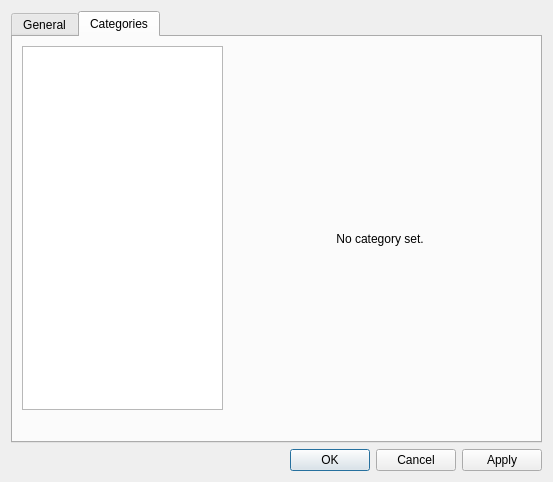
Qt form src/main/python/genial/ui/propertiesview.ui (adamscott/genial) before a commit.
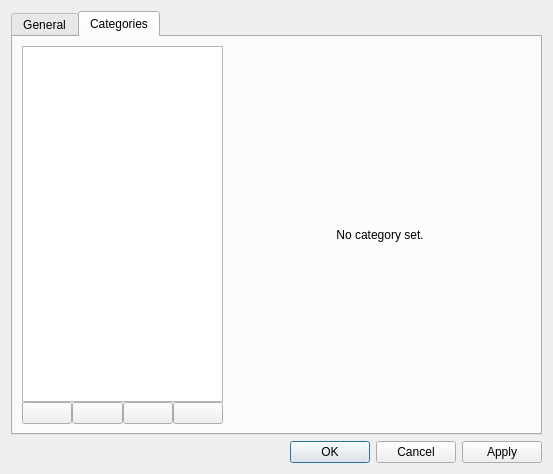
The same form after that commit.

Commit message: Add functionality to the properties window.

Diff of the .ui file:
```diff
--- a/src/main/python/genial/ui/propertiesview.ui
+++ b/src/main/python/genial/ui/propertiesview.ui
@@ -10,7 +10,7 @@
     <x>0</x>
     <y>0</y>
     <width>553</width>
-    <height>482</height>
+    <height>474</height>
    </rect>
   </property>
   <property name="minimumSize">
@@ -80,16 +80,22 @@
            <item>
             <layout class="QHBoxLayout" name="question_types_list_horizontal_layout">
              <item>
-              <widget class="QPushButton" name="add_question_type_button">
-               <property name="flat">
-                <bool>true</bool>
+              <widget class="QPushButton" name="remove_question_type_button"/>
+             </item>
+             <item>
+              <widget class="QPushButton" name="add_question_type_button"/>
+             </item>
+             <item>
+              <widget class="QPushButton" name="move_up_question_type_button">
+               <property name="text">
+                <string/>
                </property>
               </widget>
              </item>
              <item>
-              <widget class="QPushButton" name="remove_question_type_button">
-               <property name="flat">
-                <bool>true</bool>
+              <widget class="QPushButton" name="move_down_question_type_button">
+               <property name="text">
+                <string/>
                </property>
               </widget>
              </item>
```
Left out of the diff: 9 changed lines with no effect on the pictures. The commit also changes 5 other files.
